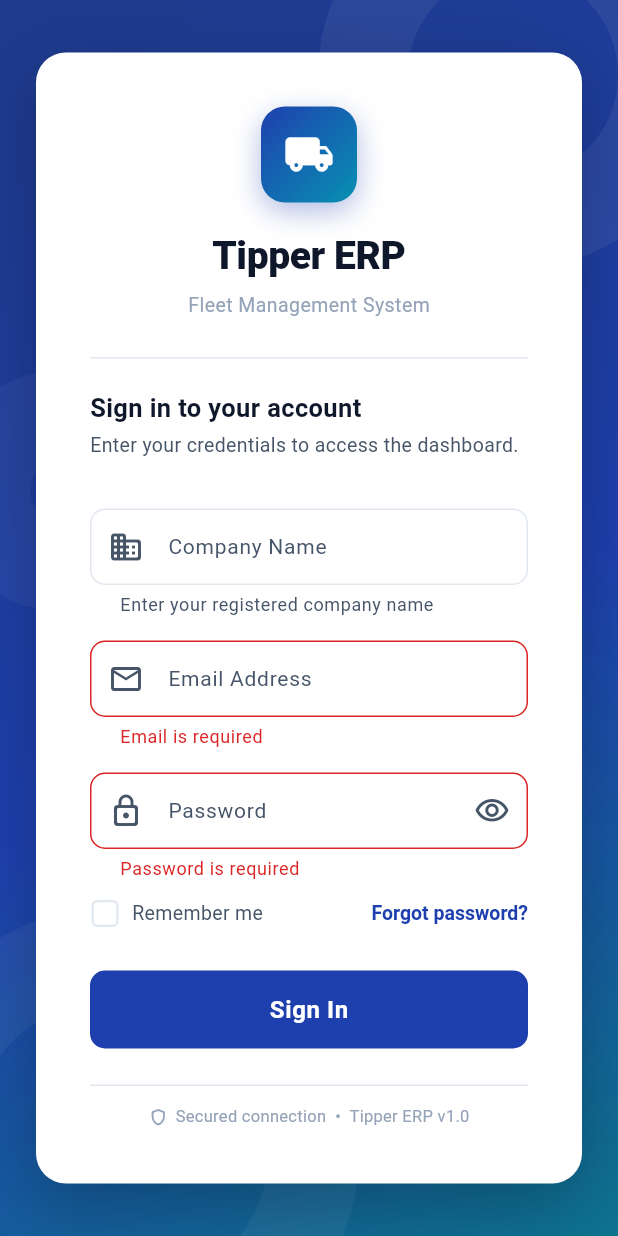
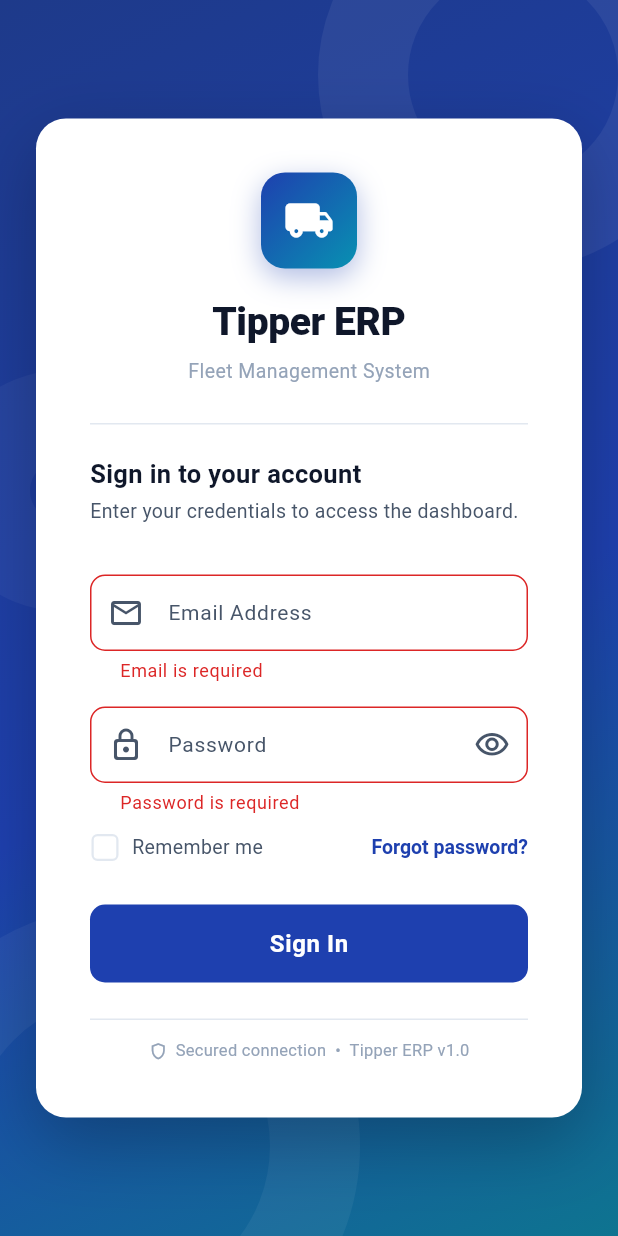
Before and after one commit to nitinshendgeai/tipper-management-system, a Flutter app: the screen it shows after launch, after a tap on "Sign In", on a phone screen of 412 x 824 dp. Run offline on Flutter 3.47's test engine with Material 3 defaults, Android fonts, the phone set to English and light mode, and no system bars; our stand-ins replace dio, flutter_secure_storage; missing offline and left inert: dart:html.

Commit message:
Refactor login screen by removing company name field
Removed company name field from login screen and updated error message.

```diff
--- a/frontend/lib/modules/auth/screens/login_screen.dart
+++ b/frontend/lib/modules/auth/screens/login_screen.dart
@@ -54,7 +54,7 @@ class _LoginScreenState extends State<LoginScreen> {
     } else {
       setState(() {
         _errorMessage =
-            'Invalid company name, email, or password. Please check your credentials and try again.';
+            'Invalid email or password. Please check your credentials and try again.';
       });
     }
   }
@@ -228,27 +228,7 @@ class _LoginCard extends StatelessWidget {
                 const SizedBox(height: 20),
               ],
 
-              // ── Company name field (Phase 6: AUTH-001) ───────────────────
-              TextFormField(
-                controller: companyController,
-                keyboardType: TextInputType.text,
-                textInputAction: TextInputAction.next,
-                autocorrect: false,
-                textCapitalization: TextCapitalization.words,
-                decoration: const InputDecoration(
-                  labelText: 'Company Name',
-                  hintText: 'Acme Transport Pvt. Ltd.',
-                  prefixIcon: Icon(Icons.business_rounded),
-                  helperText: 'Enter your registered company name',
-                ),
-                validator: (v) {
-                  // Optional — we allow blank for backward compat (single-company setups)
-                  // but show a hint if they try to submit without it.
-                  return null;
-                },
-              ),
 
-              const SizedBox(height: 16),
 
               // ── Email field ──────────────────────────────────────────────
               TextFormField(
```
